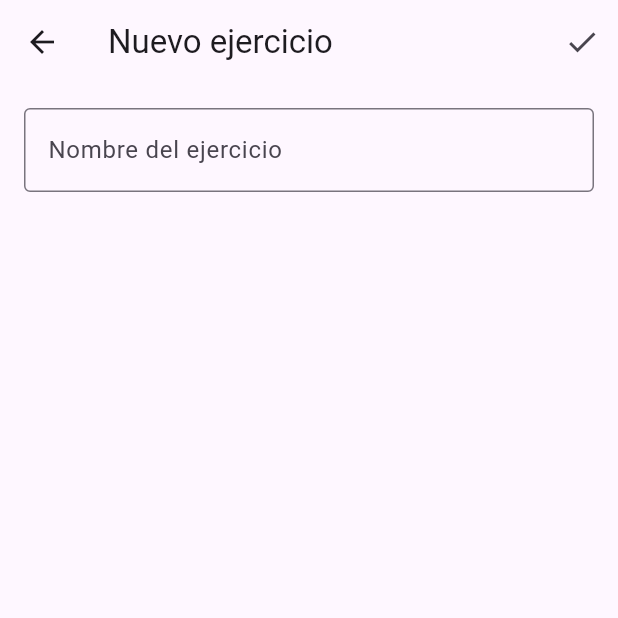
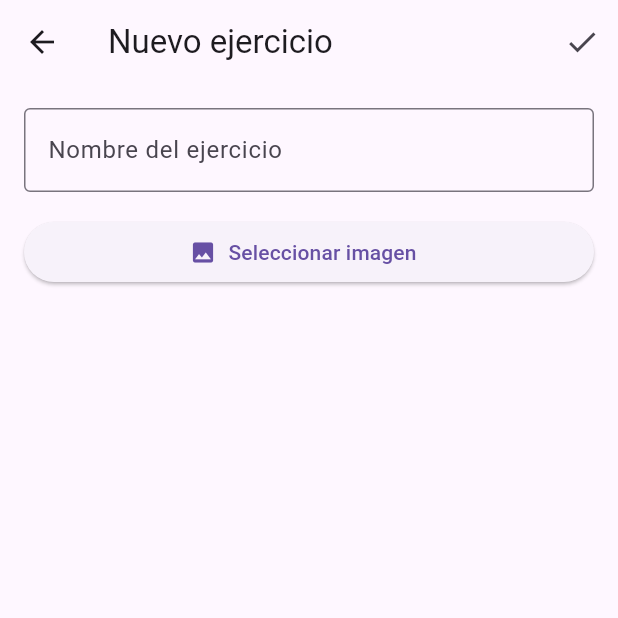
Before and after one commit to Joul-Alessa/GymHub, a Flutter app: the AddExercisePage screen opened directly, after a tap on the "check" icon, on a phone screen of 412 x 824 dp, the top half of it. Run offline on Flutter 3.47's test engine with Material 3 defaults, Android fonts, the phone set to English and light mode, and no system bars; our stand-ins replace image_picker.

Commit message:
Added image field to an exercise

```diff
--- a/gymhub/lib/src/presentation/add_exercise_page.dart
+++ b/gymhub/lib/src/presentation/add_exercise_page.dart
@@ -1,3 +1,6 @@
+import 'dart:io';
+import 'package:path_provider/path_provider.dart';
+import 'package:image_picker/image_picker.dart';
 import 'package:flutter/material.dart';
 import '../data/local_file_service.dart';
 import 'dart:convert';
@@ -15,6 +18,7 @@ class AddExercisePage extends StatefulWidget {
 class _AddExercisePageState extends State<AddExercisePage> {
   final TextEditingController _controller = TextEditingController();
   final LocalFileService fileService = LocalFileService();
+  String? imagePath;
 
   @override
   void initState() {
@@ -23,6 +27,19 @@ class _AddExercisePageState extends State<AddExercisePage> {
     // Si estamos editando, precargar el nombre
     if (widget.exercise != null) {
       _controller.text = widget.exercise!["name"] ?? "";
+      imagePath = widget.exercise!["image"];
+    }
+  }
+
+  Future<void> pickImage() async {
+    final picker = ImagePicker();
+    final picked = await picker.pickImage(source: ImageSource.gallery);
+
+    if (picked != null) {
+      final savedPath = await fileService.savePickedImage(picked);
+      setState(() {
+        imagePath = savedPath;
+      });
     }
   }
 
@@ -36,13 +53,15 @@ class _AddExercisePageState extends State<AddExercisePage> {
     if (widget.exercise == null) {
       // CREAR
       final newExercise = {
-        "name": name
+        "name": name,
+        "image": imagePath
       };
       data["exercises"].add(newExercise);
     } else {
       // EDITAR
       final i = widget.index!;
       data["exercises"][i]["name"] = name;
+      data["exercises"][i]["image"] = imagePath;
     }
 
     await fileService.writeExercises(jsonEncode(data));
@@ -65,12 +84,51 @@ class _AddExercisePageState extends State<AddExercisePage> {
       ),
       body: Padding(
         padding: const EdgeInsets.all(16.0),
-        child: TextField(
-          controller: _controller,
-          decoration: InputDecoration(
-            labelText: "Nombre del ejercicio",
-            border: OutlineInputBorder(),
-          ),
+        child: Column(
+          crossAxisAlignment: CrossAxisAlignment.stretch,
+          children: [
+            TextField(
+              controller: _controller,
+              decoration: InputDecoration(
+                labelText: "Nombre del ejercicio",
+                border: OutlineInputBorder(),
+              ),
+            ),
+
+            const SizedBox(height: 16),
+
+            ElevatedButton.icon(
+              onPressed: pickImage,
+              icon: Icon(Icons.image),
+              label: Text("Seleccionar imagen"),
+            ),
+
+            // (Opcional) Vista previa de la imagen seleccionada
+            if (imagePath != null) ...[
+              const SizedBox(height: 16),
+              Text("Imagen seleccionada:"),
+              const SizedBox(height: 8),
+
+              FutureBuilder<Directory>(
+                future: getApplicationDocumentsDirectory(),
+                builder: (context, snapshot) {
+                  if (!snapshot.hasData) return CircularProgressIndicator();
+
+                  final dir = snapshot.data!;
+                  final file = File('${dir.path}/$imagePath');
+
+                  if (!file.existsSync()) {
+                    return Text("No se pudo cargar la imagen");
+                  }
+
+                  return Image.file(
+                    file,
+                    height: 150,
+                  );
+                },
+              ),
+            ],
+          ],
         ),
       ),
     );
--- a/gymhub/pubspec.yaml
+++ b/gymhub/pubspec.yaml
@@ -10,6 +10,7 @@ dependencies:
   flutter:
     sdk: flutter
   path_provider: ^2.1.2
+  image_picker: ^1.0.7
 
 dev_dependencies:
   flutter_test:
```
Also changed, not shown: gymhub/lib/src/data/local_file_service.dart (+39 -0 lines), gymhub/pubspec.lock, 5 other files.
